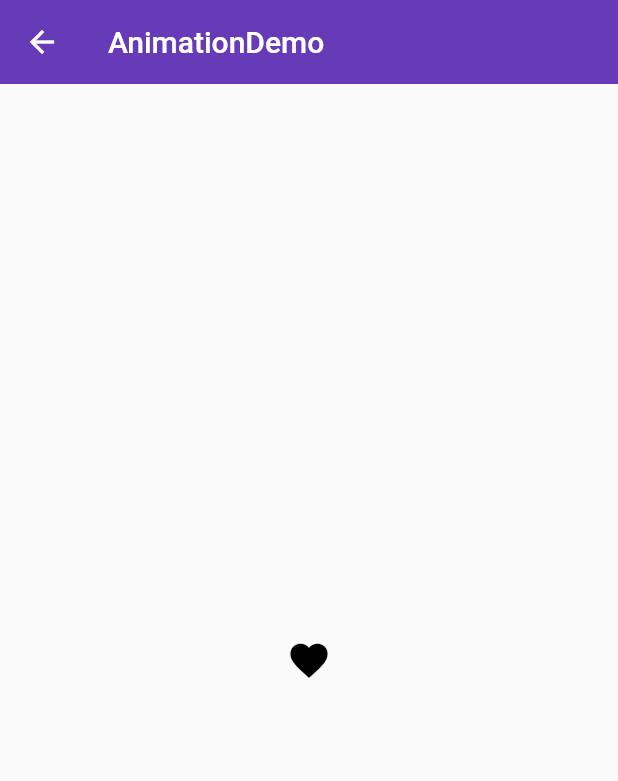
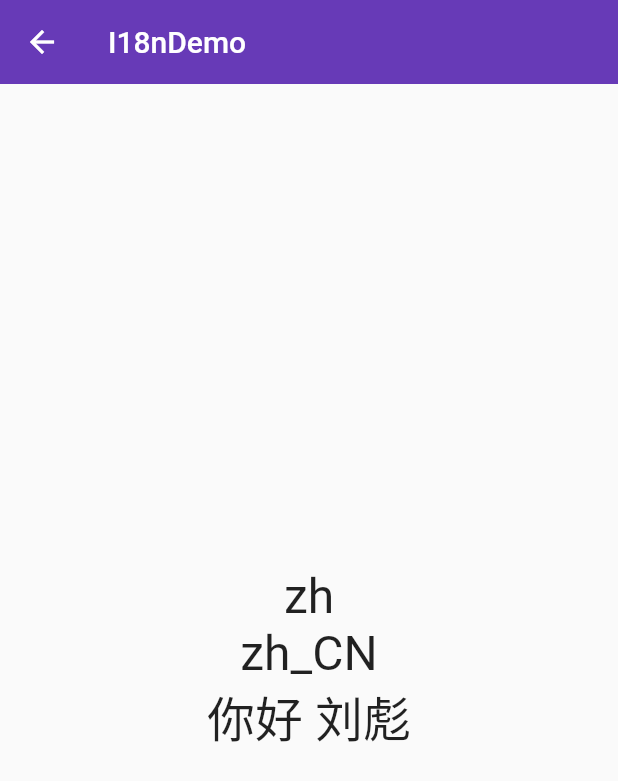
Before and after one commit to zwna/flutter, a Flutter app: the screen it shows after launch, on a phone screen of 412 x 824 dp. Shown: the top 781 px of the screen. Run offline on Flutter 3.47's test engine with Material 2 defaults, Android fonts, the light colour scheme and no system bars; our stand-ins replace rxdart.

Commit message:
2019-1-12

```diff
--- /dev/null
+++ b/lib/demo/i18n/i18n_demo.dart
@@ -0,0 +1,27 @@
+import 'package:flutter/material.dart';
+import 'package:flutter_app/demo/i18n/map/flutter_localizations.dart';
+import 'package:flutter_app/demo/i18n/intl/fluttter_localizations_intl.dart';
+
+class I18nDemo extends StatelessWidget {
+  @override
+  Widget build(BuildContext context) {
+    var locale = Localizations.localeOf(context);
+    return Scaffold(
+      appBar: AppBar(
+        title: Text('I18nDemo'),
+        elevation: 0.0,
+      ),
+      body: Center(
+        child: Column(
+          mainAxisAlignment: MainAxisAlignment.center,
+          children: <Widget>[
+             Text('${locale.languageCode}',style: TextStyle(fontSize: 32.0),),
+             Text(locale.toString(),style: TextStyle(fontSize: 32.0),),
+//             Text(FlutterLocalization.of(context).title,style: TextStyle(fontSize: 32.0),),
+             Text(FlutterLocalizationsIntl.of(context).greet("刘彪"),style: TextStyle(fontSize: 32.0),),
+          ],
+        ),
+      ),
+    );
+  }
+}
--- /dev/null
+++ b/lib/demo/i18n/intl/fluttter_localizations_intl.dart
@@ -0,0 +1,47 @@
+import 'package:flutter/material.dart';
+import 'flutter_app_messages_all.dart';
+import 'package:intl/intl.dart';
+
+class FlutterLocalizationsIntl {
+  static FlutterLocalizationsIntl of(BuildContext context) {
+    return Localizations.of<FlutterLocalizationsIntl>(
+        context, FlutterLocalizationsIntl);
+  }
+
+  static Future<FlutterLocalizationsIntl> load(Locale locale) {
+    final String name =
+        locale.countryCode.isEmpty ? locale.languageCode : locale.toString();
+    final String localeName = Intl.canonicalizedLocale(name);
+
+    return initializeMessages(localeName).then((bool _) {
+      Intl.defaultLocale = localeName;
+      return FlutterLocalizationsIntl();
+    });
+  }
+
+  String get title =>
+      Intl.message("hello", name: 'title', desc: 'demo localizations');
+
+  String greet(String name) => Intl.message('hello $name',
+      name: 'greet', desc: 'greet someone', args: [name]);
+}
+
+class FlutterLocalizationsDelegate
+    extends LocalizationsDelegate<FlutterLocalizationsIntl> {
+  FlutterLocalizationsDelegate();
+
+  @override
+  bool isSupported(Locale locale) {
+    return true;
+  }
+
+  @override
+  Future<FlutterLocalizationsIntl> load(Locale locale) {
+    return FlutterLocalizationsIntl.load(locale);
+  }
+
+  @override
+  bool shouldReload(LocalizationsDelegate<FlutterLocalizationsIntl> old) {
+    return false;
+  }
+}
--- /dev/null
+++ b/lib/demo/i18n/map/flutter_localizations.dart
@@ -0,0 +1,48 @@
+import 'package:flutter/material.dart';
+import 'package:flutter/foundation.dart' show SynchronousFuture;
+
+class FlutterLocalization{
+  final Locale locale;
+
+  FlutterLocalization(this.locale);
+
+  static Map<String,Map<String,String>> _localization = {
+    'en':{
+      'title':'hello',
+    },
+    'zh':{
+      'title':'您好',
+    }
+  };
+
+  String get title {
+    return _localization[locale.languageCode]['title'];
+  }
+
+  static FlutterLocalization of(BuildContext context) {
+    return Localizations.of<FlutterLocalization>(context, FlutterLocalization);
+  }
+}
+
+class FlutterLocalizationsDelegate extends LocalizationsDelegate<FlutterLocalization>{
+
+  FlutterLocalizationsDelegate();
+
+  @override
+  bool isSupported(Locale locale) {
+    return true;
+  }
+
+  @override
+  Future<FlutterLocalization> load(Locale locale) {
+    return SynchronousFuture<FlutterLocalization>(
+      FlutterLocalization(locale)
+    );
+  }
+
+  @override
+  bool shouldReload(LocalizationsDelegate<FlutterLocalization> old) {
+    return false;
+  }
+
+}
--- a/lib/main.dart
+++ b/lib/main.dart
@@ -11,6 +11,10 @@ import 'package:flutter_app/demo/rxdart/rxdart_demo.dart';
 import 'package:flutter_app/demo/bloc/bloc_demo.dart';
 import 'package:flutter_app/demo/http/http_demo.dart';
 import 'package:flutter_app/demo/animation/animation_demo.dart';
+import 'package:flutter_app/demo/i18n/i18n_demo.dart';
+import 'package:flutter_localizations/flutter_localizations.dart';
+//import 'package:flutter_app/demo/i18n/map/flutter_localizations.dart';
+import 'package:flutter_app/demo/i18n/intl/fluttter_localizations_intl.dart';
 
 main() =>
   runApp(
@@ -27,10 +31,24 @@ class CustomWidget extends StatelessWidget{
   Widget build(BuildContext context) {
 
     return MaterialApp(
+//      locale: Locale('en','US'),
+      locale: Locale('zh','CN'),
+//      localeResolutionCallback: (Locale locale,Iterable<Locale> supportedLocales){
+//         return Locale('en','US');
+//      },
+      localizationsDelegates: [
+        FlutterLocalizationsDelegate(),
+        GlobalMaterialLocalizations.delegate,
+        GlobalWidgetsLocalizations.delegate
+      ],
+      supportedLocales: [
+        Locale('en','US'),
+        Locale('zh','CN'),
+      ],
       debugShowCheckedModeBanner: false,
 //      home: Home(),
 //      home: NavigatorDemo(),
-      initialRoute: "/animation",
+      initialRoute: "/i18n",
       routes: {
         "/":(context) => Home(),
         "/about":(context) => Page(title: 'About'),
@@ -43,6 +61,7 @@ class CustomWidget extends StatelessWidget{
         "/bloc":(context) => BlocDemo(),
         "/http":(context) => HttpDemo(),
         "/animation":(context) => AnimationDemo(),
+        "/i18n":(context) => I18nDemo(),
       },
       theme: ThemeData(
         primarySwatch: Colors.deepPurple,
--- a/pubspec.yaml
+++ b/pubspec.yaml
@@ -19,6 +19,8 @@ dependencies:
   scoped_model: ^1.0.1
   rxdart: ^0.20.0
   http: ^0.12.0+1
+  flutter_localizations:
+    sdk: flutter
 
   # The following adds the Cupertino Icons font to your application.
   # Use with the CupertinoIcons class for iOS style icons.
@@ -27,6 +29,8 @@ dependencies:
 dev_dependencies:
   flutter_test:
     sdk: flutter
+  intl_translation: ^0.17.2
+
 
 
 # For information on the generic Dart part of this file, see the
```
Also changed, not shown: lib/demo/i18n/intl/flutter_app_messages_all.dart (added, +62 -0 lines), lib/demo/i18n/intl/flutter_app_messages_en.dart (added, +28 -0 lines), lib/demo/i18n/intl/flutter_app_messages_zh.dart (added, +28 -0 lines), lib/demo/i18n/intl/intl_en.arb (added, +17 -0 lines), lib/demo/i18n/intl/intl_zh.arb (added, +17 -0 lines).
